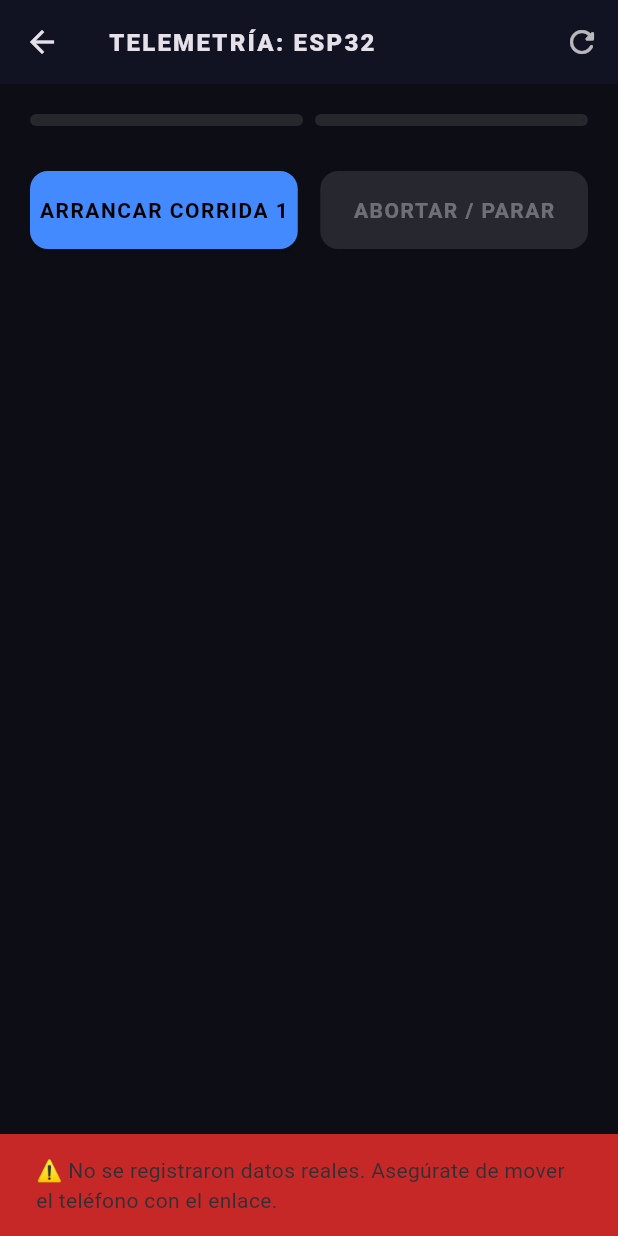
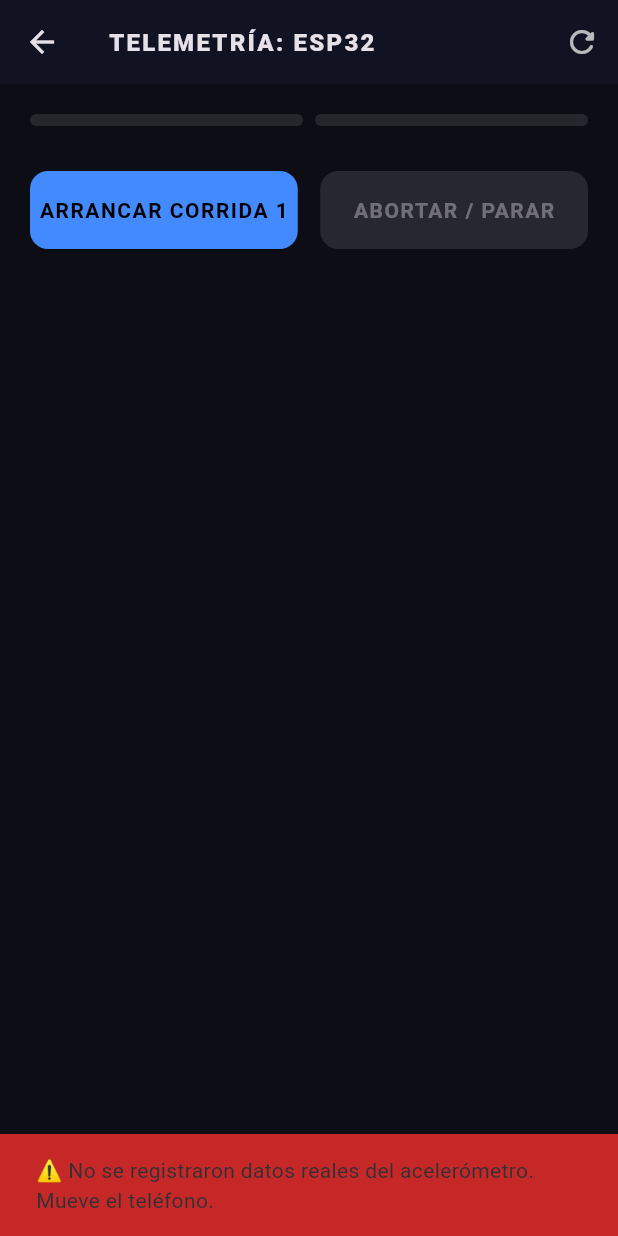
Before and after one commit to naka44504/proyecto_calculo_taller, a Flutter app: the PantallaMedicion screen opened directly, after a tap on "ARRANCAR CORRIDA 1", after a tap on "ABORTAR / PARAR", on a phone screen of 412 x 824 dp. Run offline on Flutter 3.47's test engine with Material 3 defaults, Android fonts, the phone set to English and light mode, and no system bars; our stand-ins replace flutter_blue_plus, sensors_plus.

Commit message:
cristo_nose

```diff
--- a/lib/main.dart
+++ b/lib/main.dart
@@ -248,7 +248,6 @@ class _PantallaMedicionState extends State<PantallaMedicion> {
       suscripcionESP32?.cancel();
       dispositivoESP32?.disconnect();
     } else {
-      // --- EXTRACCIÓN DE DATOS REALES DE WEB DESDE JS ---
       try {
         // ignore: undefined_prefixed_name
         (context as dynamic).callMethod('detenerCapturaWeb');
@@ -272,8 +271,9 @@ class _PantallaMedicionState extends State<PantallaMedicion> {
       estaMidiendo = false;
 
       if (!errorHardware) {
+        // Volvemos a exigir que existan datos reales obligatoriamente
         if (datosCarreraActual.length < 2) {
-          mostrarAviso("⚠️ No se registraron datos reales. Asegúrate de mover el teléfono con el enlace.");
+          mostrarAviso("⚠️ No se registraron datos reales del acelerómetro. Mueve el teléfono.");
           return;
         }
 
@@ -282,7 +282,7 @@ class _PantallaMedicionState extends State<PantallaMedicion> {
 
         if (carrerasCompletadas == 1) {
           datosCarrera1 = List.from(datosCarreraActual);
-          mostrarAviso("✅ Carrera 1 guardada con datos reales de la Web.");
+          mostrarAviso("✅ Carrera 1 guardada con datos reales.");
         } else if (carrerasCompletadas == 2) {
           datosCarrera2 = List.from(datosCarreraActual);
           mostrarAviso("✅ Carrera 2 guardada. Modelando polinomio...");
```
